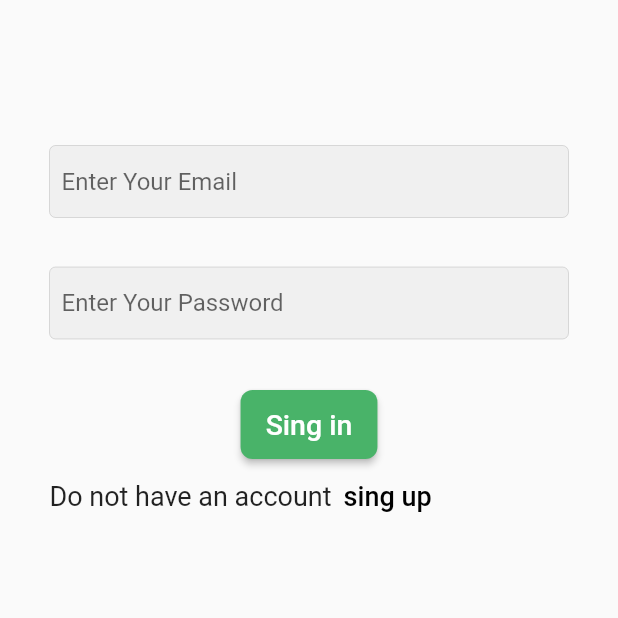
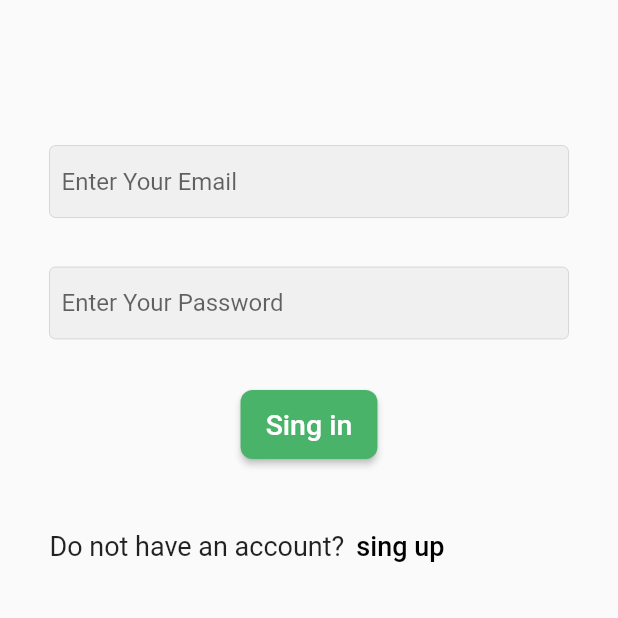
Before and after one commit to Abdallah-Mohamed-Abdallah-AbdulRazzaq/flower_app, a Flutter app: the screen it shows after launch, on a phone screen of 412 x 824 dp, the top half of it. Run offline on Flutter 3.47's test engine with Material 2 defaults, Android fonts, the phone set to English and light mode, and no system bars.

Commit message:
add SizedBox

```diff
--- a/lib/pages/login.dart
+++ b/lib/pages/login.dart
@@ -33,9 +33,11 @@ class Login extends StatelessWidget {
               ),
               ),
 
+              const SizedBox(height: 33,),
+
               Row(
                 children: [
-                  Text('Do not have an account' , style: TextStyle(fontSize: 18),),
+                  Text('Do not have an account?' , style: TextStyle(fontSize: 18),),
                   TextButton(onPressed: (){}, child: Text('sing up' , style: TextStyle(color: Colors.black , fontSize: 18))),
                 ],
               )
```
